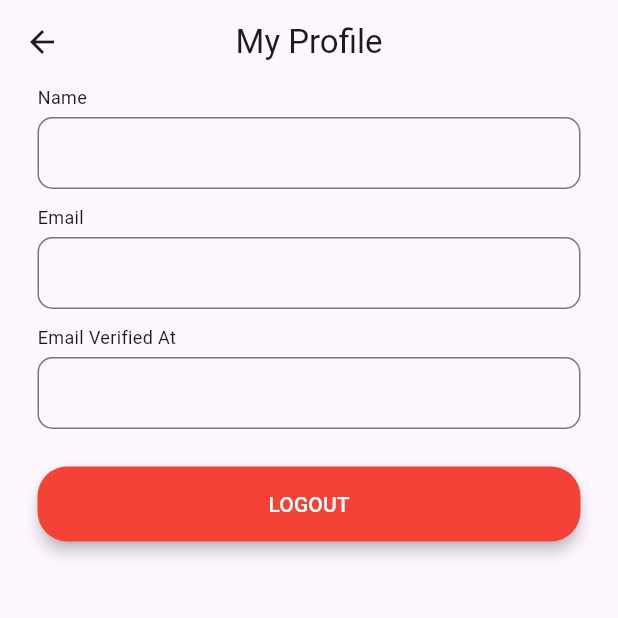
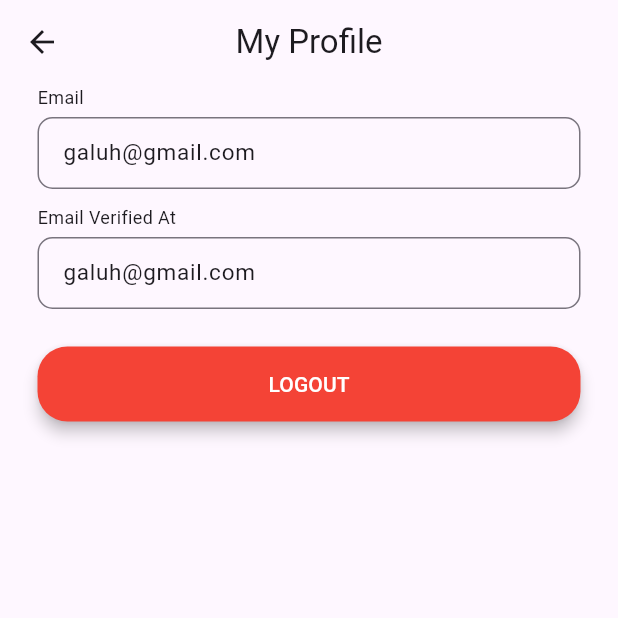
Before and after one commit to Galuhdap/solusi_book_app, a Flutter app: the ProfileView screen opened by its route, on a phone screen of 412 x 824 dp, the top half of it. Run offline on Flutter 3.47's test engine with Material 3 defaults, Android fonts, the phone set to English and light mode, and no system bars; our stand-ins replace get, persistent_bottom_nav_bar; missing offline and left inert: dart:ffi.

Commit message:
update
news

```diff
--- a/lib/app/modules/profile/controllers/profile_controller.dart
+++ b/lib/app/modules/profile/controllers/profile_controller.dart
@@ -10,9 +10,9 @@ class ProfileController extends GetxController {
   @override
   void onInit() {
     super.onInit();
-    name = TextEditingController();
-    email = TextEditingController();
-    verifEmail = TextEditingController();
+    name = TextEditingController(text: 'Galuh');
+    email = TextEditingController(text: 'galuh@gmail.com');
+    verifEmail = TextEditingController(text: '009933990');
 
   }
 
--- a/lib/app/modules/profile/views/profile_view.dart
+++ b/lib/app/modules/profile/views/profile_view.dart
@@ -19,12 +19,25 @@ class ProfileView extends GetView<ProfileController> {
         padding: const EdgeInsets.only(left: 25, right: 25),
         child: Column(
           children: [
-            FieldAddDataWidget(
-              title: "Name",
-              textController: profileController.name,
-              typeInput: TextInputType.text,
-              contentPadding: EdgeInsets.only(left: 13),
-            ),
+    //         Padding(
+    //   padding: const EdgeInsets.only(left: 35, bottom: 10, top: 10),
+    //   child: Row(
+    //     children: [
+    //       Icon(
+    //         icons,
+    //         size: 40,
+    //         color: Colors.blue,
+    //       ),
+    //       SizedBox(
+    //         width: 18,
+    //       ),
+    //       Text(
+    //         txt,
+    //         style: TextStyle(fontSize: 18, fontWeight: FontWeight.w500),
+    //       ),
+    //     ],
+    //   ),
+    // ),
             FieldAddDataWidget(
               title: "Email",
               textController: profileController.email,
```
